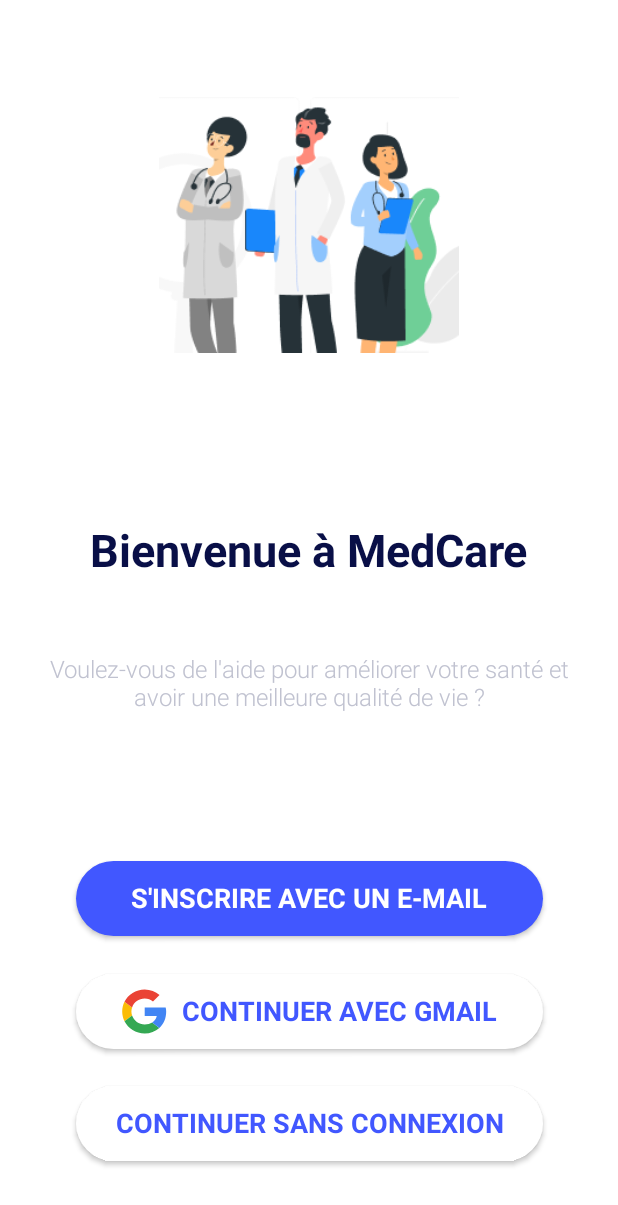
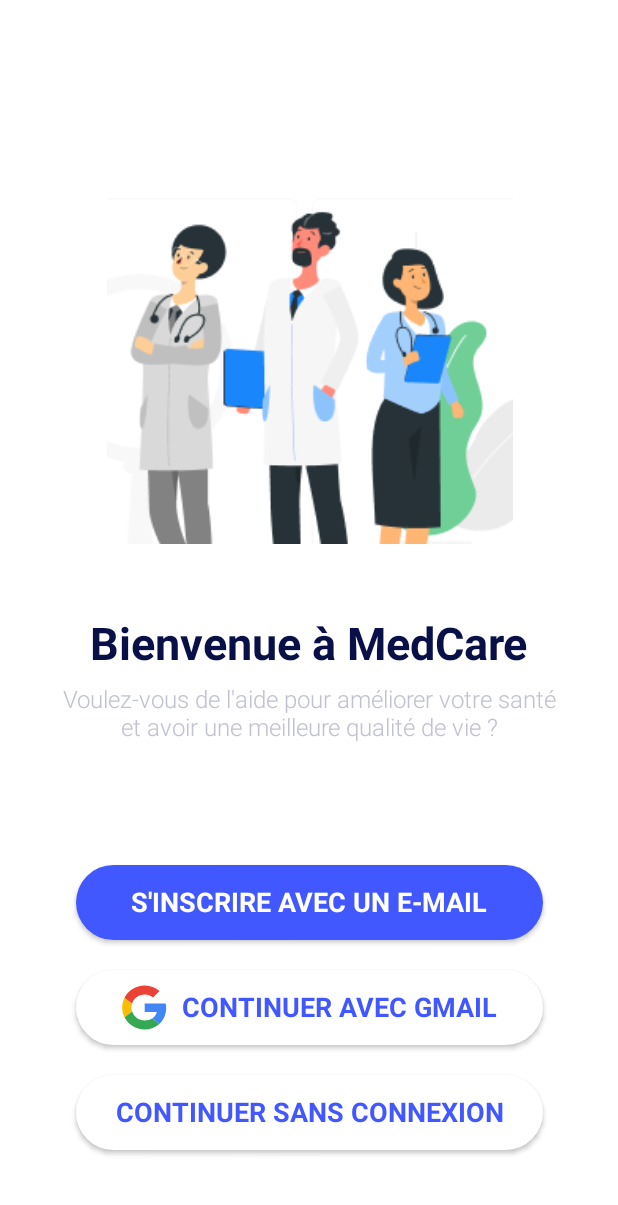
Before and after one commit to Ayoubbooob/MedCare, an Android app built with Jetpack Compose: the AuthScreen screen opened through its navigation route, on a phone screen of 412 x 824 dp. Shown: the top 1205 px of the screen. Run offline under Robolectric (Android 15) with nearby library versions, the phone set to English and light mode, and no system bars; Roboto replaces fonts that are not available here.

Commit message:
Reglages interfaces authentication et main

```diff
--- a/app/src/main/java/com/bosseurs/medcare/ui/screens/auth/AuthScreen.kt
+++ b/app/src/main/java/com/bosseurs/medcare/ui/screens/auth/AuthScreen.kt
@@ -1,12 +1,14 @@
 package com.bosseurs.medcare.ui.screens.auth
 
 import androidx.compose.foundation.Image
+import androidx.compose.foundation.background
 import androidx.compose.foundation.layout.*
 import androidx.compose.material.MaterialTheme
 import androidx.compose.material.Text
 import androidx.compose.runtime.Composable
 import androidx.compose.ui.Alignment
 import androidx.compose.ui.Modifier
+import androidx.compose.ui.graphics.Color
 import androidx.compose.ui.layout.ContentScale
 import androidx.compose.ui.res.painterResource
 import androidx.compose.ui.res.stringResource
@@ -25,39 +27,56 @@
 fun AuthScreen(navController: NavController,modifier: Modifier = Modifier) {
     val image = painterResource(R.drawable.welcome_img )
     Column(
-        modifier = modifier
+        modifier = Modifier
             .fillMaxSize(),
-        verticalArrangement = Arrangement.SpaceAround,
         horizontalAlignment = Alignment.CenterHorizontally
     ) {
         val icon = painterResource(id = R.drawable.google_logo_icon)
-        Image(
-            painter = image,
-            contentDescription = "welcome image",
-            contentScale = ContentScale.Fit,
-            modifier = modifier
-                .size(200.dp)
-                .fillMaxHeight(0.4f)
+        Spacer(
+            modifier = Modifier
+                .weight(0.1f)
         )
         Column(
-            modifier = modifier
-                .fillMaxHeight(0.2f),
-            verticalArrangement = Arrangement.SpaceBetween,
+            modifier = Modifier
+                .weight(0.4f)
+                .fillMaxWidth()
+                .wrapContentWidth(align = Alignment.CenterHorizontally)
+                .fillMaxHeight()
+                .wrapContentHeight(align = Alignment.CenterVertically)
+        ) {
+            Image(
+                painter = image,
+                contentDescription = "welcome image",
+                modifier = Modifier.fillMaxSize(0.7f)
+            )
+        }
+
+        Column(
+            modifier = Modifier
+                .weight(0.15f)
+                .fillMaxSize(),
+            Arrangement.spacedBy(10.dp),
             horizontalAlignment = Alignment.CenterHorizontally
         ) {
             Text(text = stringResource(R.string.message_bienvenue), style = Typography1.h1)
             Text(
                 text = stringResource(R.string.sous_message_bienvenue),
                 textAlign = TextAlign.Center,
-                modifier = Modifier.padding(horizontal = 20.dp),
+                modifier = Modifier.padding(horizontal = 40.dp),
                 style = Typography1.caption
             )
         }
+        Spacer(
+            modifier = Modifier
+                .weight(0.05f)
+        )
 
         Column(
-            modifier = modifier
-                .fillMaxHeight(0.4f),
-            verticalArrangement = Arrangement.SpaceBetween,
+            modifier = Modifier
+                .weight(0.3f)
+                .fillMaxSize(),
+            Arrangement.spacedBy(20.dp),
+            horizontalAlignment = Alignment.CenterHorizontally
         ) {
             CustomButton(textId = R.string.register_email,
                 color = BlueColor,
--- /dev/null
+++ b/app/src/main/java/com/bosseurs/medcare/ui/screens/information/InfoObesityScreen.kt
@@ -0,0 +1 @@
+package com.bosseurs.medcare.ui.screens.information
--- /dev/null
+++ b/app/src/main/java/com/bosseurs/medcare/ui/screens/information/MarkdownComposer.kt
@@ -0,0 +1 @@
+package com.bosseurs.medcare.ui.screens.information
--- /dev/null
+++ b/app/src/main/java/com/bosseurs/medcare/ui/screens/information/Sample.kt
@@ -0,0 +1 @@
+package com.bosseurs.medcare.ui.screens.information
--- /dev/null
+++ b/app/src/main/java/com/bosseurs/medcare/ui/screens/information/VideoView.kt
@@ -0,0 +1 @@
+package com.bosseurs.medcare.ui.screens.information
```
Also changed, not shown: app/src/main/java/com/bosseurs/medcare/ui/screens/information/MenuInfoScreen.kt (added, +50 -0 lines), app/src/main/java/com/bosseurs/medcare/ui/screens/main/HomeScreen.kt (+5 -20 lines).
